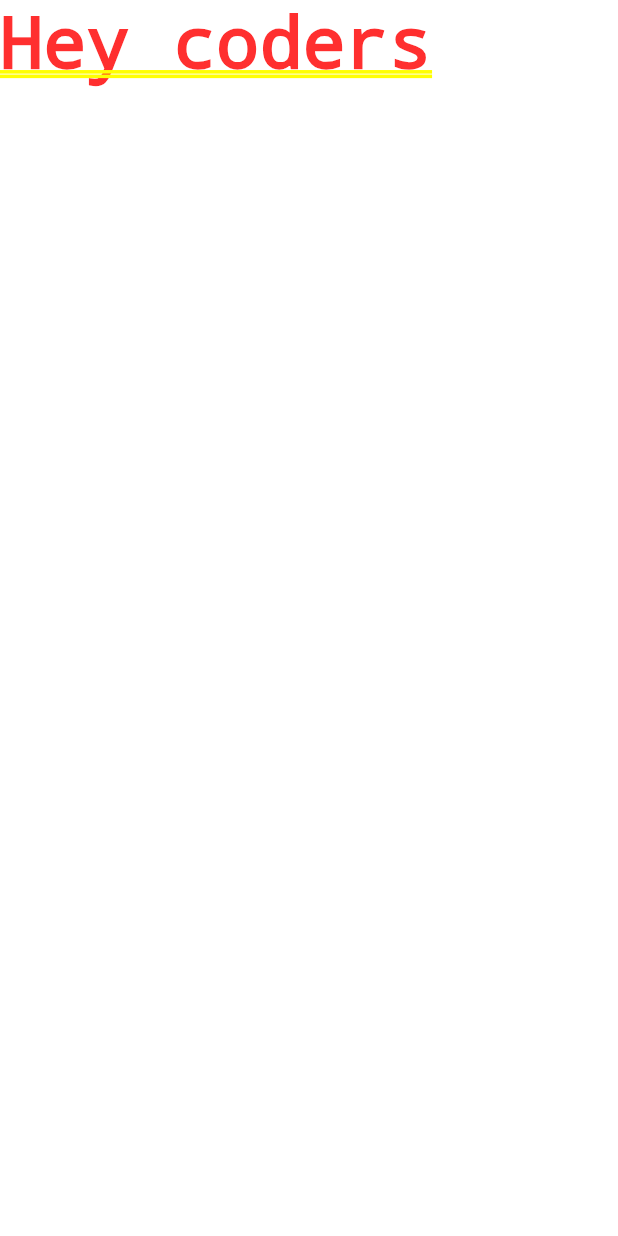
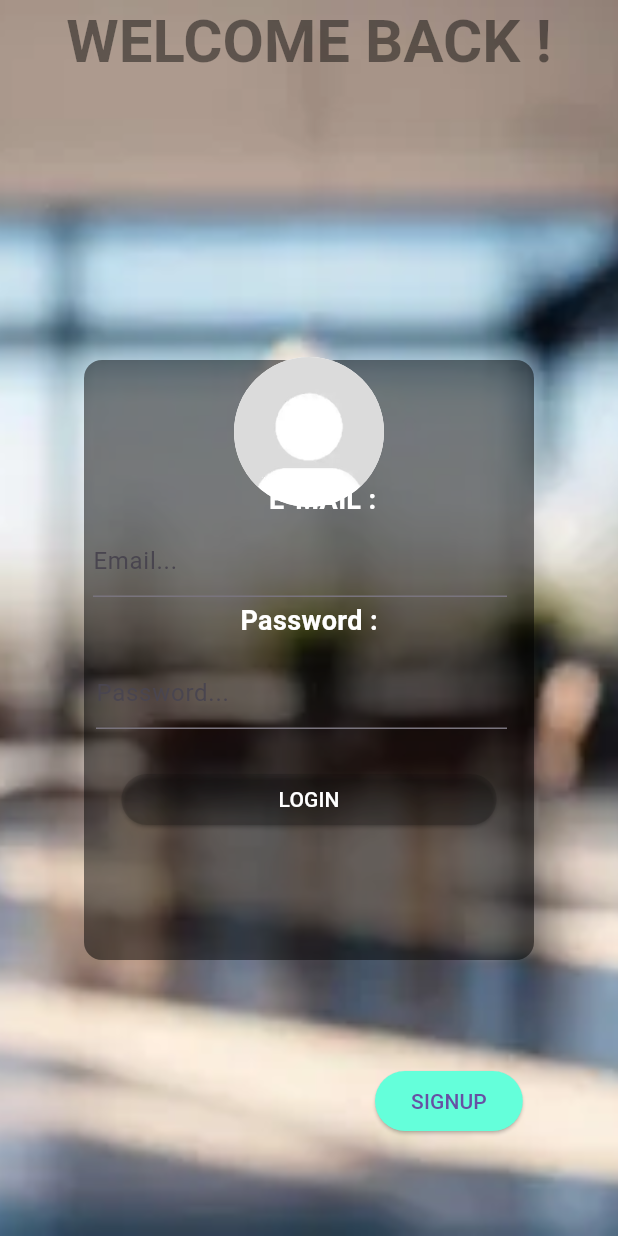
Before and after one commit to utkarsh684/flutterLearning, a Flutter app: the screen it shows after launch, on a phone screen of 412 x 824 dp. Run offline on Flutter 3.47's test engine with Material 3 defaults, Android fonts, the phone set to English and light mode, and no system bars.

Commit message:
created splahscreen

```diff
--- /dev/null
+++ b/lib/loginPage.dart
@@ -0,0 +1,152 @@
+import 'package:flutter/cupertino.dart';
+import 'package:flutter/material.dart';
+import 'package:myapp/main.dart';
+import 'package:myapp/signUpPage.dart';
+
+class loginPage extends StatefulWidget {
+   loginPage({super.key});
+  @override
+  State<loginPage> createState() => _loginPageState();
+
+}
+
+class _loginPageState extends State<loginPage> {
+  @override
+  Widget build(BuildContext context) {
+    final TextEditingController controller2 = TextEditingController();
+    final TextEditingController controller3 = TextEditingController();
+
+    return Scaffold(
+      extendBodyBehindAppBar: true,
+      appBar: AppBar(
+        elevation: 0,
+        backgroundColor: Colors.transparent,
+        centerTitle: true,
+        title: Text(
+            "WELCOME BACK !",
+          style: TextStyle(
+            color: Colors.black45,
+            fontSize: 40,
+            fontWeight: FontWeight.bold,
+          ),
+        ),
+      ),
+      body: Stack(
+        clipBehavior: Clip.none,
+        children: [
+          Positioned.fill(
+            child: Image.asset(
+              'assets/icons/TS5qcGc.webp',
+              fit: BoxFit.cover,
+            ),
+          ),
+          SafeArea(
+            child: Center(
+              child: Container(
+                width: 300,
+                height: 400,
+                decoration: BoxDecoration(
+                  color: Colors.black.withOpacity(0.5),
+                  borderRadius: BorderRadius.circular(12),
+                ),
+                child: Column(
+                  children: [
+                    Padding(
+                      padding: const EdgeInsets.fromLTRB(18.0,80.0,0.0,0.0),
+                      child: Text(
+                        "E-MAIL :",
+                        style: TextStyle(
+                          color: Colors.white,
+                          fontSize: 18,
+                          fontWeight: FontWeight.bold,
+                        ),
+                      ),
+                    ),
+                    Padding(
+                      padding: EdgeInsets.fromLTRB(6.0, 4.0, 18.0, 0.0),
+                      child: TextField(
+                        controller: controller2,
+                        decoration: InputDecoration(hintText: 'Email...'),
+                      ),
+                    ),
+                    Padding(
+                      padding: EdgeInsets.all(3.0),
+                      child: Text(
+                        "Password :",
+                        style: TextStyle(
+                          color: Colors.white,
+                          fontSize: 18,
+                          fontWeight: FontWeight.bold,
+                        ),
+                      ),
+                    ),
+                    Padding(
+                      padding: EdgeInsets.fromLTRB(8.0, 8.0, 18.0, 0.0),
+                      child: TextField(
+                        controller: controller3,
+                        decoration: InputDecoration(hintText: 'Password...'),
+                      ),
+                    ),
+                    Padding(
+                      padding: const EdgeInsets.fromLTRB(0.0,30.0,0.0,0.0),
+                      child: SizedBox(
+                        width:250,
+                        height: 34,
+                        child:  ElevatedButton(
+                          style: ElevatedButton.styleFrom(
+                            backgroundColor: Colors.black12,
+                              shape: RoundedRectangleBorder(
+                          borderRadius: BorderRadius.circular(20),  // Set corner radius
+                        ),
+                          ),
+                          onPressed: () {
+                            Navigator.push(
+                              context,
+                              MaterialPageRoute(builder: (context) => ChatbotPage()),
+                            );
+                          },
+                          child: Text(
+                            "LOGIN",
+                            style: TextStyle(
+                                color:Colors.white
+                            ),
+                          ),
+
+                        ),
+                      ),
+                    )
+                  ],
+                ),
+              ),
+            ),
+          ),
+          Padding(
+            padding: const EdgeInsets.fromLTRB(250.0,710.0,0.0,0.0),
+            child: ElevatedButton(
+              style: ElevatedButton.styleFrom(
+                 backgroundColor: Colors.tealAccent
+              ),
+              onPressed: () {
+                Navigator.push(
+                  context,
+                  MaterialPageRoute(builder: (context) => signUpPage()),
+                );
+              },
+              child: Text("SIGNUP"),
+            ),
+          ),
+          Positioned(
+            top: 238,
+            left: MediaQuery.of(context).size.width / 2 - 50,
+            child: CircleAvatar(
+              radius: 50,
+              backgroundImage: AssetImage('assets/icons/img.png'),
+              backgroundColor: Colors.white,
+            ),
+          ),
+        ],
+      ),
+    );
+
+  }
+}
```
Also changed, not shown: lib/main.dart (+174 -3 lines), lib/signUpPage.dart (added, +15 -0 lines), lib/splashScreen.dart (added, +51 -0 lines), pubspec.yaml (+35 -31 lines), assets/icons/1000022636-removebg-preview.png (added), assets/icons/TS5qcGc.webp (added), assets/icons/arrow.svg (added), assets/icons/dots.svg (added), assets/icons/img.png (added), flutter_01.png (added), fonts/Anton-Regular.ttf (added), fonts/Lobster-Regular.ttf (added), fonts/Oswald-VariableFont_wght.ttf (added), fonts/Poppins-BlackItalic.ttf (added), 3 more files, 2 other files.
